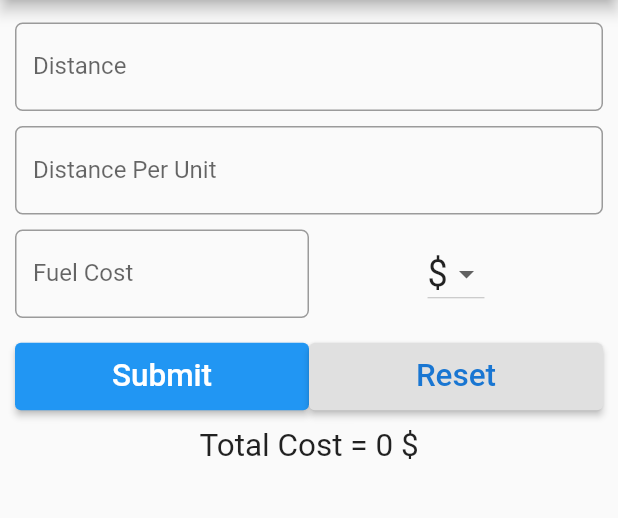
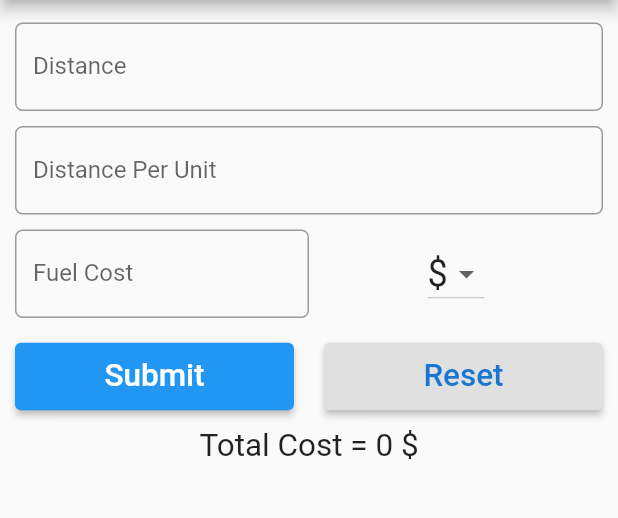
Before and after one commit to devahmedsaleh/trip_cost, a Flutter app: the screen it shows after launch, on a phone screen of 412 x 824 dp, the part 84-602 px from its top. Run offline on Flutter 3.47's test engine with Material 2 defaults, Android fonts, the phone set to English and light mode, and no system bars.

Commit message:
create button widget

```diff
--- a/lib/main.dart
+++ b/lib/main.dart
@@ -85,32 +85,18 @@ class _TripFormState extends State<TripForm> {
             padding: const EdgeInsets.symmetric(vertical: AppTheme.padding),
             child: Row(
               children: [
-                Expanded(
-                  child: ElevatedButton(
-                    onPressed: onSubmit,
-                    child: Text(
-                      'Submit',
-                      textScaleFactor: AppTheme.textScaleFactor,
-                    ),
-                    style: ElevatedButton.styleFrom(
-                      padding: EdgeInsets.all(AppTheme.padding),
-                    ),
-                  ),
+                Button(
+                  label: 'Submit',
+                  onPressed: onSubmit,
+                  margin: EdgeInsets.only(right: AppTheme.padding),
                 ),
-                Expanded(
-                  child: ElevatedButton(
-                    onPressed: onReset,
-                    child: Text(
-                      'Reset',
-                      textScaleFactor: AppTheme.textScaleFactor,
-                      style: TextStyle(
-                        color: Theme.of(context).primaryColorDark,
-                      ),
-                    ),
-                    style: ElevatedButton.styleFrom(
-                      primary: Theme.of(context).buttonColor,
-                      padding: EdgeInsets.all(AppTheme.padding),
-                    ),
+                Button(
+                  label: 'Reset',
+                  onPressed: onReset,
+                  margin: EdgeInsets.only(left: AppTheme.padding),
+                  color: Theme.of(context).buttonColor,
+                  textStyle: TextStyle(
+                    color: Theme.of(context).primaryColorDark,
                   ),
                 ),
               ],
@@ -202,3 +188,40 @@ class DropDownCurrency extends StatelessWidget {
     );
   }
 }
+
+class Button extends StatelessWidget {
+  Button({
+    this.label,
+    this.onPressed,
+    this.margin,
+    this.textStyle,
+    this.color,
+  });
+
+  final String label;
+  final Function onPressed;
+  final TextStyle textStyle;
+  final EdgeInsetsGeometry margin;
+  final Color color;
+
+  @override
+  Widget build(BuildContext context) {
+    return Expanded(
+      child: Padding(
+        padding: margin,
+        child: ElevatedButton(
+          onPressed: onPressed,
+          child: Text(
+            label,
+            textScaleFactor: AppTheme.textScaleFactor,
+            style: textStyle,
+          ),
+          style: ElevatedButton.styleFrom(
+            padding: EdgeInsets.all(AppTheme.padding),
+            primary: color,
+          ),
+        ),
+      ),
+    );
+  }
+}
```
